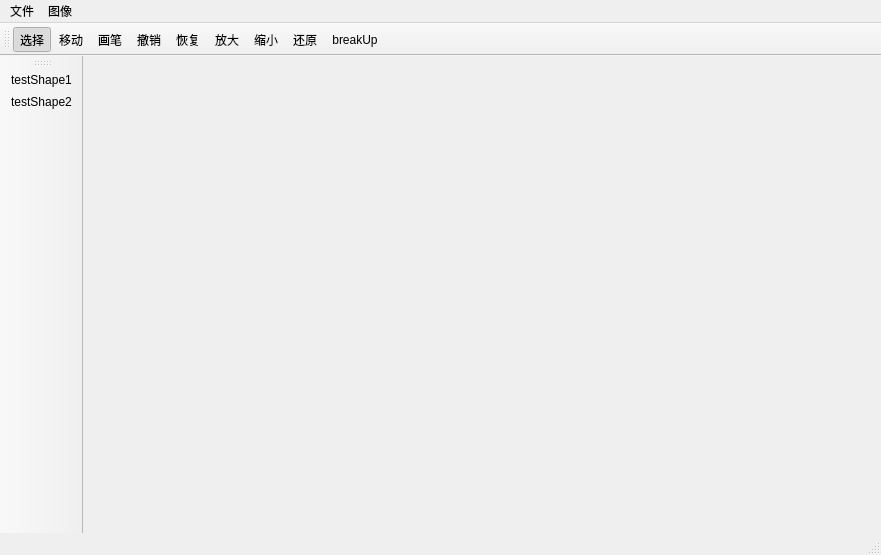
The window that mainwindow.ui (ITERATOR-ACM-TEAM/VIPainter) describes before a commit, drawn with Qt 5.
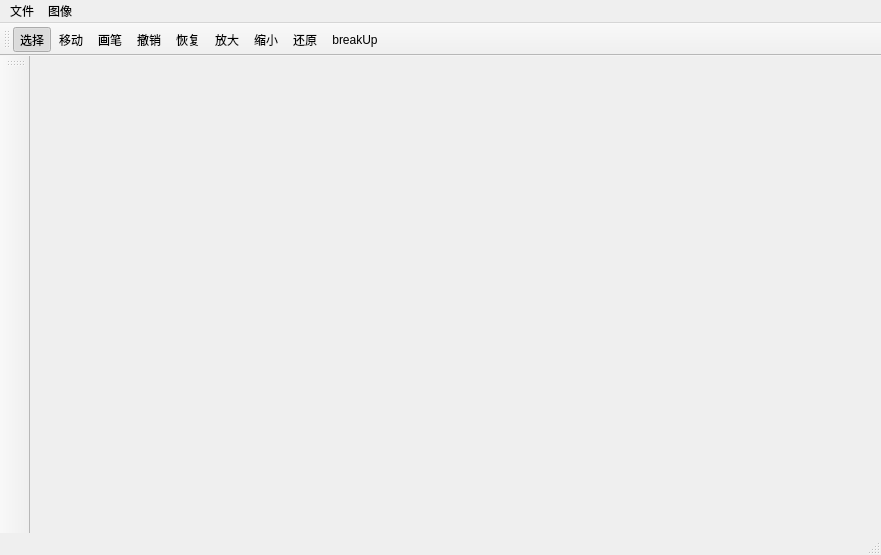
The same window after the commit. Icons and pictures are not drawn.

```diff
--- a/mainwindow.ui
+++ b/mainwindow.ui
@@ -65,6 +65,12 @@
   </widget>
   <widget class="QStatusBar" name="statusBar"/>
   <widget class="QToolBar" name="shapeBar">
+   <property name="minimumSize">
+    <size>
+     <width>30</width>
+     <height>0</height>
+    </size>
+   </property>
    <property name="windowTitle">
     <string>shapeBar</string>
    </property>
@@ -77,8 +83,6 @@
    <attribute name="toolBarBreak">
     <bool>false</bool>
    </attribute>
-   <addaction name="actionTestShape1"/>
-   <addaction name="actionTestShape2"/>
   </widget>
   <action name="actionPen">
    <property name="icon">
```
Left out of the diff: 2 changed lines with no effect on the pictures.
